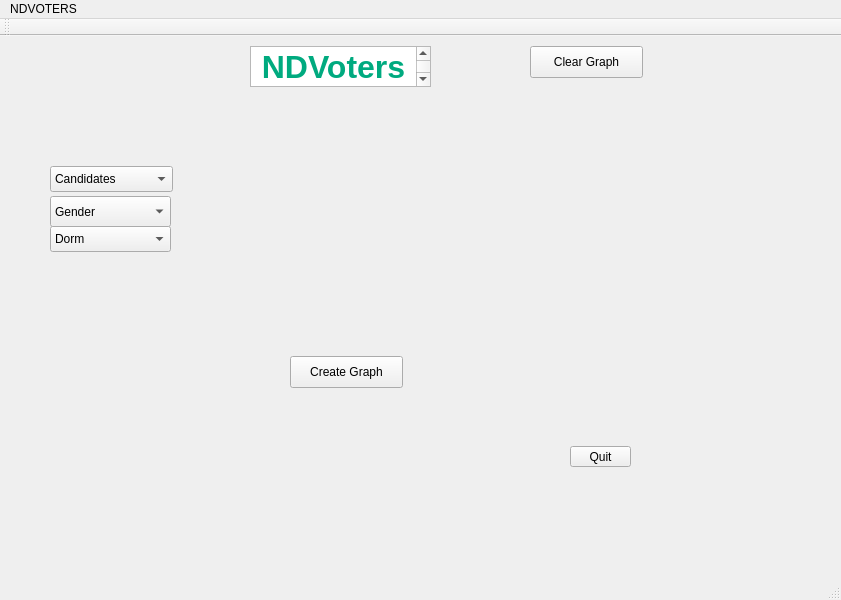
This is NDVoters/mainwindow.ui in brynnaconway/ElectionPoll as Qt 5 draws it before an edit. The edited form follows.
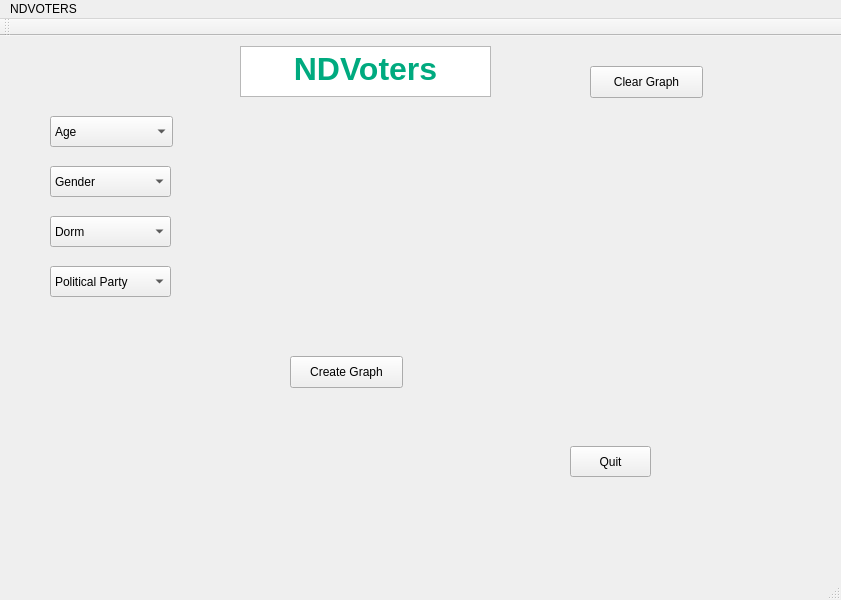
This is the edited form. Custom widgets are drawn as their Qt base class.

```diff
--- a/NDVoters/mainwindow.ui
+++ b/NDVoters/mainwindow.ui
@@ -17,10 +17,10 @@
    <widget class="QTextEdit" name="textEdit">
     <property name="geometry">
      <rect>
-      <x>250</x>
+      <x>240</x>
       <y>10</y>
-      <width>181</width>
-      <height>41</height>
+      <width>251</width>
+      <height>51</height>
      </rect>
     </property>
     <property name="readOnly">
@@ -30,25 +30,25 @@
      <string>&lt;!DOCTYPE HTML PUBLIC &quot;-//W3C//DTD HTML 4.0//EN&quot; &quot;http://www.w3.org/TR/REC-html40/strict.dtd&quot;&gt;
 &lt;html&gt;&lt;head&gt;&lt;meta name=&quot;qrichtext&quot; content=&quot;1&quot; /&gt;&lt;style type=&quot;text/css&quot;&gt;
 p, li { white-space: pre-wrap; }
-&lt;/style&gt;&lt;/head&gt;&lt;body style=&quot; font-family:'.SF NS Text'; font-size:13pt; font-weight:400; font-style:normal;&quot;&gt;
-&lt;p align=&quot;center&quot; style=&quot; margin-top:0px; margin-bottom:0px; margin-left:0px; margin-right:0px; -qt-block-indent:0; text-indent:0px;&quot;&gt;&lt;span style=&quot; font-family:'MS Shell Dlg 2'; font-size:24pt; font-weight:600; color:#00aa7f;&quot;&gt;NDVoters&lt;/span&gt;&lt;/p&gt;&lt;/body&gt;&lt;/html&gt;</string>
+&lt;/style&gt;&lt;/head&gt;&lt;body style=&quot; font-family:'MS Shell Dlg 2'; font-size:7.8pt; font-weight:400; font-style:normal;&quot;&gt;
+&lt;p align=&quot;center&quot; style=&quot; margin-top:0px; margin-bottom:0px; margin-left:0px; margin-right:0px; -qt-block-indent:0; text-indent:0px;&quot;&gt;&lt;span style=&quot; font-size:24pt; font-weight:600; color:#00aa7f;&quot;&gt;NDVoters&lt;/span&gt;&lt;/p&gt;&lt;/body&gt;&lt;/html&gt;</string>
     </property>
    </widget>
    <widget class="QComboBox" name="CandidateDrop">
     <property name="geometry">
      <rect>
       <x>50</x>
-      <y>130</y>
+      <y>80</y>
       <width>123</width>
-      <height>26</height>
+      <height>31</height>
      </rect>
     </property>
     <property name="currentText">
-     <string>Candidates</string>
+     <string>Age</string>
     </property>
     <item>
      <property name="text">
-      <string>Candidates</string>
+      <string>Age</string>
      </property>
     </item>
     <item>
@@ -71,7 +71,7 @@
     <property name="geometry">
      <rect>
       <x>50</x>
-      <y>160</y>
+      <y>130</y>
       <width>121</width>
       <height>31</height>
      </rect>
@@ -96,9 +96,9 @@
     <property name="geometry">
      <rect>
       <x>50</x>
-      <y>190</y>
+      <y>180</y>
       <width>121</width>
-      <height>26</height>
+      <height>31</height>
      </rect>
     </property>
     <item>
@@ -275,8 +275,8 @@
      <rect>
       <x>570</x>
       <y>410</y>
-      <width>61</width>
-      <height>21</height>
+      <width>81</width>
+      <height>31</height>
      </rect>
     </property>
     <property name="text">
@@ -286,8 +286,8 @@
    <widget class="QPushButton" name="clearButton">
     <property name="geometry">
      <rect>
-      <x>530</x>
-      <y>10</y>
+      <x>590</x>
+      <y>30</y>
       <width>113</width>
       <height>32</height>
      </rect>
@@ -306,6 +306,36 @@
      </rect>
     </property>
    </widget>
+   <widget class="QComboBox" name="PartyDrop">
+    <property name="geometry">
+     <rect>
+      <x>50</x>
+      <y>230</y>
+      <width>121</width>
+      <height>31</height>
+     </rect>
+    </property>
+    <item>
+     <property name="text">
+      <string>Political Party</string>
+     </property>
+    </item>
+    <item>
+     <property name="text">
+      <string>Republican Party</string>
+     </property>
+    </item>
+    <item>
+     <property name="text">
+      <string>Democratic Party</string>
+     </property>
+    </item>
+    <item>
+     <property name="text">
+      <string>New Item</string>
+     </property>
+    </item>
+   </widget>
   </widget>
   <widget class="QMenuBar" name="menuBar">
    <property name="geometry">
```
Left out of the diff: 35 changed lines with no effect on the pictures.
